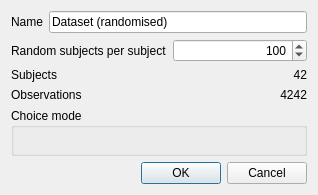
This is gui/uic/copycat_simulation.ui in prestsoftware/prest as Qt 5 draws it before an edit. The edited form follows.
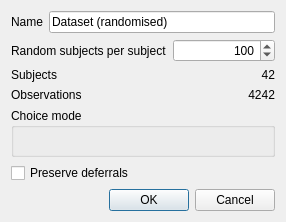
This is the edited form. Custom widgets are drawn as their Qt base class.

Diff of the .ui file:
```diff
--- a/gui/uic/copycat_simulation.ui
+++ b/gui/uic/copycat_simulation.ui
@@ -6,8 +6,8 @@
    <rect>
     <x>0</x>
     <y>0</y>
-    <width>318</width>
-    <height>195</height>
+    <width>286</width>
+    <height>222</height>
    </rect>
   </property>
   <property name="windowTitle">
@@ -105,6 +105,13 @@
      </layout>
     </widget>
    </item>
+   <item>
+    <widget class="QCheckBox" name="cbPreserveDeferrals">
+     <property name="text">
+      <string>Preserve deferrals</string>
+     </property>
+    </widget>
+   </item>
    <item>
     <widget class="QDialogButtonBox" name="buttonBox">
      <property name="orientation">
```
